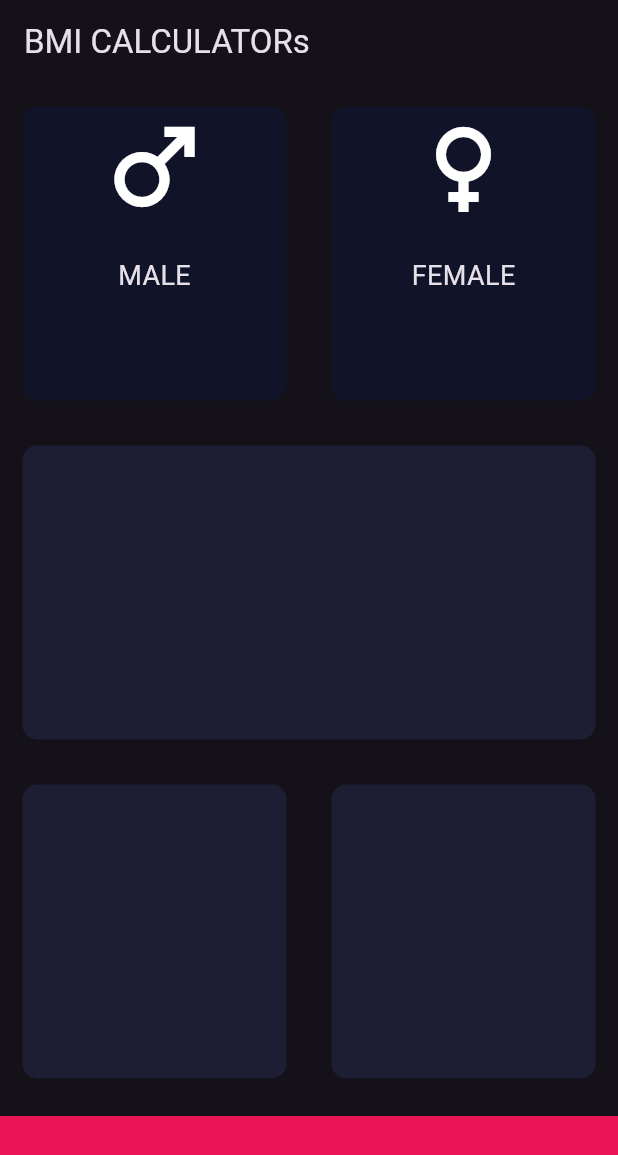
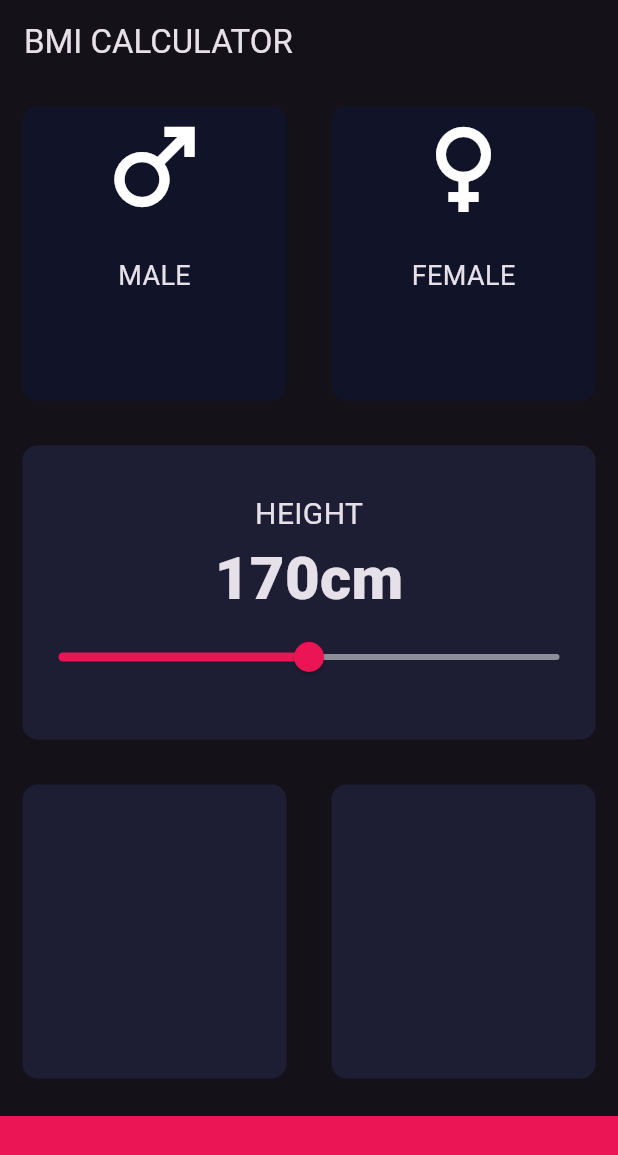
Before and after one commit to DEEPAK7525VERMA/bored, a Flutter app: the screen it shows after launch, on a phone screen of 412 x 824 dp. Shown: the top 1155 px of the screen. Run offline on Flutter 3.47's test engine with Material 3 defaults, Android fonts, the phone set to English and light mode, and no system bars.

Commit message:
reorganized and added a slider

```diff
--- /dev/null
+++ b/lib/icon_content.dart
@@ -0,0 +1,21 @@
+import 'package:flutter/material.dart';
+class IconContent extends StatelessWidget {
+   final IconData d;
+   final String gender;
+   IconContent({required this.d,required this.gender});
+
+  @override
+  Widget build(BuildContext context) {
+    return Column(children: [
+      Icon(
+        d,
+        size:80 ,
+      ),
+      SizedBox(
+        height:20.0,
+      ),
+      Text(gender,
+      style: TextStyle(fontSize:18.0),),
+    ],);
+  }
+}
--- a/lib/input_page.dart
+++ b/lib/input_page.dart
@@ -1,5 +1,7 @@
 import 'package:flutter/material.dart';
 import 'package:flutter/widgets.dart';
+import 'icon_content.dart';
+import 'reusable_card.dart';
 const activeCardColor=Color(0xFF1D1E33);
 const inactiveCardColor=Color(0xFF111328);
 class InputPage extends StatefulWidget {
@@ -9,6 +11,8 @@ class InputPage extends StatefulWidget {
 class _InputPageState extends State<InputPage> {
   Color maleCardColor=inactiveCardColor;
   Color femaleCardColor=inactiveCardColor;
+  int ?height=170;
+
   void updateColour(int gender){
     if(gender==1){
       if(maleCardColor==inactiveCardColor){
@@ -25,9 +29,11 @@ class _InputPageState extends State<InputPage> {
   Widget build(BuildContext context) {
     return Scaffold(
       appBar: AppBar(
-        title: Text('BMI CALCULATORs'),
+        title: Text('BMI CALCULATOR'),
       ),
-      body:Column(children: [
+      body:Column(
+        crossAxisAlignment: CrossAxisAlignment.stretch,
+        children: [
         Expanded(child:Row(children: [
           Expanded(child:GestureDetector
           (onTap:(){
@@ -47,7 +53,39 @@ updateColour(2);
             cardChild: IconContent(d:Icons.female,gender:"FEMALE"),),
           )),
         ],)),
-        Expanded(child:ReusableCard(colour:activeCardColor) ),
+        Expanded(child:ReusableCard(colour:activeCardColor,
+        cardChild: Column(
+          mainAxisAlignment: MainAxisAlignment.center,
+           children: [
+          Text("HEIGHT",
+           style: TextStyle(fontSize:20.0),),
+          Row(
+             mainAxisAlignment: MainAxisAlignment.center,
+            children: [
+              Text(height.toString(),
+              style: TextStyle(fontSize:40.0,
+              fontWeight:FontWeight.w900,),
+              ),
+              Text("cm",
+              style: TextStyle(fontSize:40.0,
+              fontWeight:FontWeight.w900,),
+              )
+            ],
+          ),
+          Slider(value:(height??170).toDouble(),
+           min: 120,
+           max: 220,
+           activeColor: Color(0xFFEB1555),
+           inactiveColor: Color(0xFF8D8E98),
+           onChanged:(double newValue){
+               setState(() {
+                 height=newValue.toInt();
+               });
+
+           }
+            ),
+        ],),
+        ) ),
         Expanded(child:Row(children: [
           Expanded(child:ReusableCard(colour:activeCardColor)),
           Expanded(child:ReusableCard(colour:activeCardColor) ),
@@ -60,43 +98,3 @@ updateColour(2);
     );
   }
 }
-
-class IconContent extends StatelessWidget {
-   final IconData d;
-   final String gender;
-   IconContent({required this.d,required this.gender});
-
-  @override
-  Widget build(BuildContext context) {
-    return Column(children: [
-      Icon(
-        d,
-        size:80 ,
-      ),
-      SizedBox(
-        height:20.0,
-      ),
-      Text(gender,
-      style: TextStyle(fontSize:18.0),),
-    ],);
-  }
-}
-
-class ReusableCard extends StatelessWidget {
-  final Color colour;
-  final Widget? cardChild;
-  ReusableCard({required this.colour,this.cardChild});
-
-  @override
-  Widget build(BuildContext context) {
-    return Container(
-      child:cardChild,
-
-    margin:EdgeInsets.all(15.0),
-      decoration: BoxDecoration(
-      color:colour,
-      borderRadius:BorderRadius.circular(10.0)
-    ),
-          );
-  }
-}
--- /dev/null
+++ b/lib/reusable_card.dart
@@ -0,0 +1,19 @@
+import 'package:flutter/material.dart';
+class ReusableCard extends StatelessWidget {
+  final Color colour;
+  final Widget? cardChild;
+  ReusableCard({required this.colour,this.cardChild});
+
+  @override
+  Widget build(BuildContext context) {
+    return Container(
+      child:cardChild,
+
+    margin:EdgeInsets.all(15.0),
+      decoration: BoxDecoration(
+      color:colour,
+      borderRadius:BorderRadius.circular(10.0)
+    ),
+          );
+  }
+}
```
